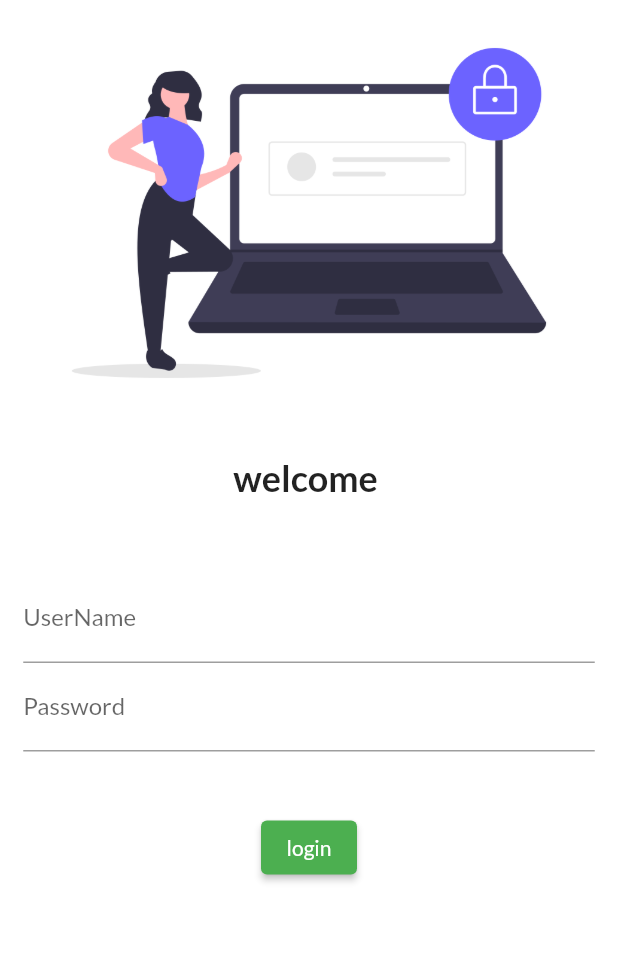
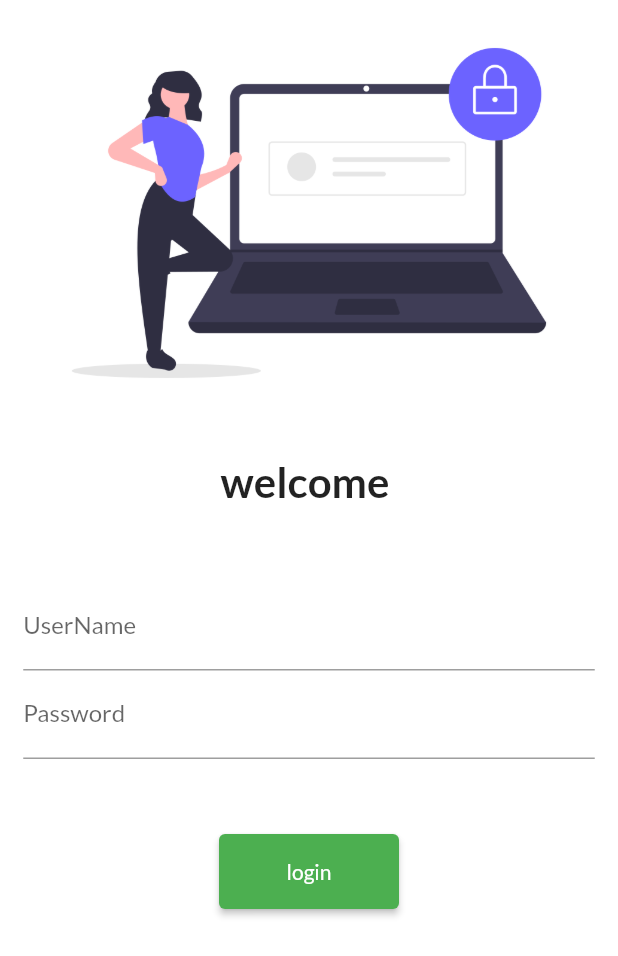
Before and after one commit to isavtars/3odayflluter, a Flutter app: the screen it shows after launch, on a phone screen of 412 x 824 dp. Shown: the top 956 px of the screen. Run offline on Flutter 3.47's test engine with Material 2 defaults, Android fonts, the phone set to English and light mode, and no system bars; our stand-ins replace google_fonts.

Commit message:
day_05 complite

```diff
--- a/lib/screens/loggins_reen.dart
+++ b/lib/screens/loggins_reen.dart
@@ -1,4 +1,6 @@
 import 'package:flutter/material.dart';
+
+import '../utils/route.dart';
 
 class Loginform extends StatelessWidget {
   const Loginform({super.key});
@@ -9,7 +11,9 @@ class Loginform extends StatelessWidget {
     //return Material
     return Material(
         color: Colors.white,
-        child: Column(
+        //its make scrooling views
+        child: SingleChildScrollView(
+            child: Column(
           children: [
             Image.asset(
               "assets/images/bpn.png",
@@ -19,7 +23,7 @@ class Loginform extends StatelessWidget {
               height: 20.0,
             ),
             Text("welcome ",
-                style: TextStyle(fontSize: 24, fontWeight: FontWeight.bold)),
+                style: TextStyle(fontSize: 28, fontWeight: FontWeight.bold)),
             SizedBox(
               height: 20.0,
             ),
@@ -43,14 +47,15 @@ class Loginform extends StatelessWidget {
                 ],
               ),
             ),
-            SizedBox(height: 10),
+            SizedBox(height: 20),
             ElevatedButton(
                 onPressed: () {
-                  print("here you write function to implemet logic");
+                  // debugPrint("here you write function to implemet logic");
+                  Navigator.pushNamed(context, MyRoute.homeRoute);
                 },
-                style: TextButton.styleFrom(),
+                style: TextButton.styleFrom(minimumSize: Size(120, 50)),
                 child: Text("login"))
           ],
-        ));
+        )));
   }
 }
--- /dev/null
+++ b/lib/utils/route.dart
@@ -0,0 +1,6 @@
+class MyRoute {
+  //it takes one time memmory
+  //boj are dynamic type memmory
+  static String homeRoute = "/home";
+  static String loginRoute = "/login";
+}
```
Also changed, not shown: lib/main.dart (+6 -3 lines).
